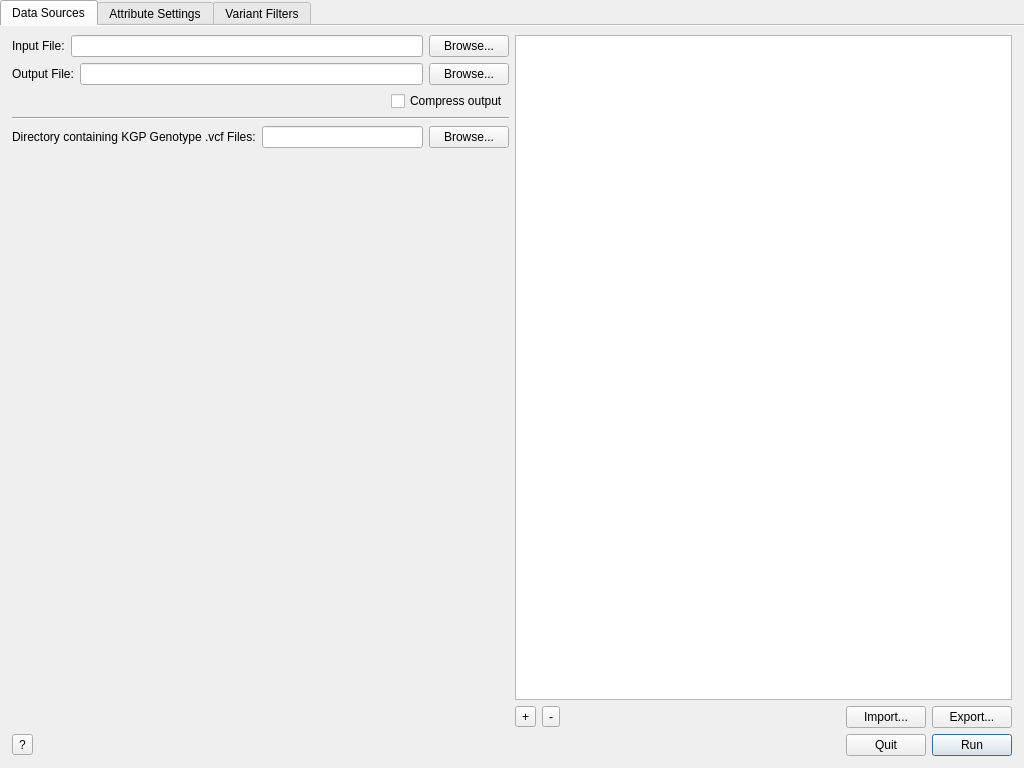
Qt form ui/Main.ui (alex-r-bigelow/genepi_ngs_scripts) before a commit.
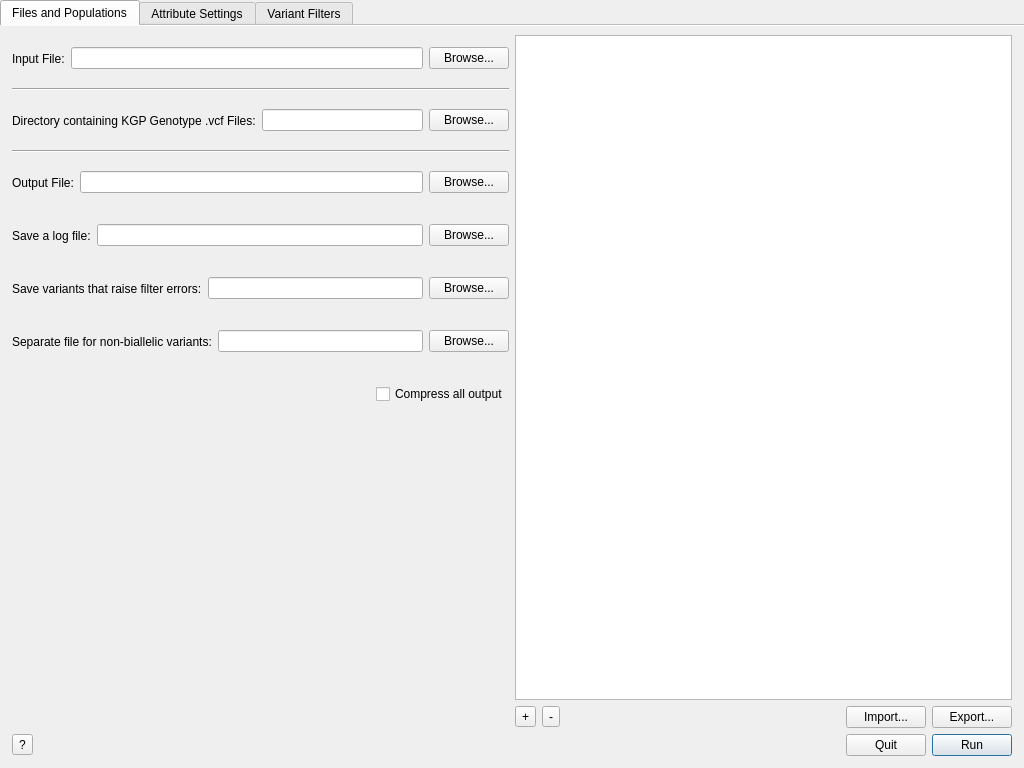
The same form after that commit. The open tabs and pages were chosen to show the change.

Diff of the .ui file:
```diff
--- a/ui/Main.ui
+++ b/ui/Main.ui
@@ -43,7 +43,7 @@
       <enum>QTabWidget::Rounded</enum>
      </property>
      <property name="currentIndex">
-      <number>1</number>
+      <number>0</number>
      </property>
      <property name="elideMode">
       <enum>Qt::ElideNone</enum>
@@ -53,7 +53,7 @@
      </property>
      <widget class="QWidget" name="tab">
       <attribute name="title">
-       <string>Data Sources</string>
+       <string>Files and Populations</string>
       </attribute>
       <layout class="QGridLayout" name="gridLayout_3">
        <property name="leftMargin">
@@ -66,7 +66,7 @@
         <number>0</number>
        </property>
        <item row="0" column="0">
-        <widget class="QWidget" name="" native="true">
+        <widget class="QWidget" name="widget" native="true">
          <layout class="QHBoxLayout" name="horizontalLayout">
           <property name="margin">
            <number>0</number>
@@ -95,8 +95,8 @@
          </layout>
         </widget>
        </item>
-       <item row="1" column="0">
-        <widget class="QWidget" name="" native="true">
+       <item row="4" column="0">
+        <widget class="QWidget" name="widget" native="true">
          <layout class="QHBoxLayout" name="horizontalLayout_16">
           <property name="margin">
            <number>0</number>
@@ -125,105 +125,42 @@
          </layout>
         </widget>
        </item>
-       <item row="2" column="0">
-        <widget class="QWidget" name="generalSettingsPanel_2" native="true">
-         <layout class="QGridLayout" name="gridLayout_4">
-          <property name="margin">
-           <number>0</number>
-          </property>
-          <item row="5" column="0">
-           <spacer name="horizontalSpacer_16">
-            <property name="orientation">
-             <enum>Qt::Horizontal</enum>
-            </property>
-            <property name="sizeHint" stdset="0">
-             <size>
-              <width>40</width>
-              <height>20</height>
-             </size>
-            </property>
-           </spacer>
-          </item>
-          <item row="5" column="1">
-           <widget class="QCheckBox" name="compressOutputCheckbox">
-            <property name="text">
-             <string>Compress output</string>
-            </property>
-           </widget>
-          </item>
-         </layout>
-        </widget>
-       </item>
-       <item row="3" column="0">
-        <widget class="Line" name="line">
-         <property name="orientation">
-          <enum>Qt::Horizontal</enum>
-         </property>
-        </widget>
-       </item>
-       <item row="4" column="0">
-        <widget class="QWidget" name="widget" native="true">
-         <property name="toolTip">
-          <string/>
-         </property>
-         <layout class="QHBoxLayout" name="horizontalLayout_18">
-          <property name="margin">
-           <number>0</number>
-          </property>
-          <item>
-           <widget class="QLabel" name="label_14">
-            <property name="text">
-             <string>Directory containing KGP Genotype .vcf Files:</string>
-            </property>
-           </widget>
-          </item>
-          <item>
-           <widget class="QLineEdit" name="outputPathField_2">
-            <property name="text">
-             <string/>
-            </property>
-            <property name="readOnly">
-             <bool>false</bool>
-            </property>
-           </widget>
-          </item>
-          <item>
-           <widget class="QPushButton" name="browseOutputButton_2">
-            <property name="text">
-             <string>Browse...</string>
-            </property>
-           </widget>
-          </item>
-         </layout>
-        </widget>
-       </item>
-       <item row="0" column="1" rowspan="6">
+       <item row="0" column="1" rowspan="15">
         <widget class="QTreeWidget" name="treeWidget">
+         <property name="selectionMode">
+          <enum>QAbstractItemView::MultiSelection</enum>
+         </property>
+         <property name="animated">
+          <bool>true</bool>
+         </property>
          <property name="headerHidden">
           <bool>true</bool>
          </property>
+         <property name="columnCount">
+          <number>2</number>
+         </property>
          <attribute name="headerDefaultSectionSize">
-          <number>200</number>
+          <number>300</number>
          </attribute>
          <attribute name="headerMinimumSectionSize">
-          <number>100</number>
+          <number>50</number>
          </attribute>
          <attribute name="headerStretchLastSection">
           <bool>true</bool>
          </attribute>
          <column>
           <property name="text">
-           <string> </string>
+           <string>Name</string>
           </property>
          </column>
          <column>
           <property name="text">
-           <string>  </string>
+           <string>Buttons</string>
           </property>
          </column>
         </widget>
        </item>
-       <item row="5" column="0">
+       <item row="9" column="0" rowspan="7">
         <spacer name="verticalSpacer">
          <property name="orientation">
           <enum>Qt::Vertical</enum>
@@ -236,20 +173,20 @@
          </property>
         </spacer>
        </item>
-       <item row="6" column="1">
+       <item row="15" column="1">
         <layout class="QHBoxLayout" name="horizontalLayout_2">
          <property name="topMargin">
           <number>0</number>
          </property>
          <item>
-          <widget class="QToolButton" name="toolButton_2">
+          <widget class="QToolButton" name="createPopulationButton">
            <property name="text">
             <string>+</string>
            </property>
           </widget>
          </item>
          <item>
-          <widget class="QToolButton" name="toolButton">
+          <widget class="QToolButton" name="removePopOrSampleButton">
            <property name="text">
             <string>-</string>
            </property>
@@ -269,14 +206,14 @@
           </spacer>
          </item>
          <item>
-          <widget class="QPushButton" name="pushButton">
+          <widget class="QPushButton" name="browsePopulationButton">
            <property name="text">
             <string>Import...</string>
            </property>
           </widget>
          </item>
          <item>
-          <widget class="QPushButton" name="pushButton_2">
+          <widget class="QPushButton" name="savePopulationButton">
            <property name="text">
             <string>Export...</string>
            </property>
@@ -284,6 +221,175 @@
          </item>
         </layout>
        </item>
+       <item row="3" column="0">
+        <widget class="Line" name="line_2">
+         <property name="orientation">
+          <enum>Qt::Horizontal</enum>
+         </property>
+        </widget>
+       </item>
+       <item row="7" column="0">
+        <widget class="QWidget" name="widget_2" native="true">
+         <layout class="QHBoxLayout" name="horizontalLayout_19">
+          <property name="margin">
+           <number>0</number>
+          </property>
+          <item>
+           <widget class="QLabel" name="label_10">
+            <property name="text">
+             <string>Separate file for non-biallelic variants:</string>
+            </property>
+           </widget>
+          </item>
+          <item>
+           <widget class="QLineEdit" name="nonBiallelicField">
+            <property name="readOnly">
+             <bool>true</bool>
+            </property>
+           </widget>
+          </item>
+          <item>
+           <widget class="QPushButton" name="browseNonBiallelicButton">
+            <property name="text">
+             <string>Browse...</string>
+            </property>
+           </widget>
+          </item>
+         </layout>
+        </widget>
+       </item>
+       <item row="2" column="0">
+        <widget class="QWidget" name="widget" native="true">
+         <property name="toolTip">
+          <string/>
+         </property>
+         <layout class="QHBoxLayout" name="horizontalLayout_18">
+          <property name="margin">
+           <number>0</number>
+          </property>
+          <item>
+           <widget class="QLabel" name="label_14">
+            <property name="text">
+             <string>Directory containing KGP Genotype .vcf Files:</string>
+            </property>
+           </widget>
+          </item>
+          <item>
+           <widget class="QLineEdit" name="kgpPathField">
+            <property name="text">
+             <string/>
+            </property>
+            <property name="readOnly">
+             <bool>true</bool>
+            </property>
+           </widget>
+          </item>
+          <item>
+           <widget class="QPushButton" name="browseKgpButton">
+            <property name="text">
+             <string>Browse...</string>
+            </property>
+           </widget>
+          </item>
+         </layout>
+        </widget>
+       </item>
+       <item row="1" column="0">
+        <widget class="Line" name="line">
+         <property name="orientation">
+          <enum>Qt::Horizontal</enum>
+         </property>
+        </widget>
+       </item>
+       <item row="5" column="0">
+        <widget class="QWidget" name="widget_4" native="true">
+         <layout class="QHBoxLayout" name="horizontalLayout_21">
+          <property name="margin">
+           <number>0</number>
+          </property>
+          <item>
+           <widget class="QLabel" name="label_4">
+            <property name="text">
+             <string>Save a log file:</string>
+            </property>
+           </widget>
+          </item>
+          <item>
+           <widget class="QLineEdit" name="logPathField">
+            <property name="readOnly">
+             <bool>true</bool>
+            </property>
+           </widget>
+          </item>
+          <item>
+           <widget class="QPushButton" name="browseLogButton">
+            <property name="text">
+             <string>Browse...</string>
+            </property>
+           </widget>
+          </item>
+         </layout>
+        </widget>
+       </item>
+       <item row="6" column="0">
+        <widget class="QWidget" name="widget_3" native="true">
+         <layout class="QHBoxLayout" name="horizontalLayout_20">
+          <property name="margin">
+           <number>0</number>
+          </property>
+          <item>
+           <widget class="QLabel" name="label_8">
+            <property name="text">
+             <string>Save variants that raise filter errors:</string>
+            </property>
+           </widget>
+          </item>
+          <item>
+           <widget class="QLineEdit" name="errorPathField">
+            <property name="readOnly">
+             <bool>true</bool>
+            </property>
+           </widget>
+          </item>
+          <item>
+           <widget class="QPushButton" name="browseErrorButton">
+            <property name="text">
+             <string>Browse...</string>
+            </property>
+           </widget>
+          </item>
+         </layout>
+        </widget>
+       </item>
+       <item row="8" column="0">
+        <widget class="QWidget" name="generalSettingsPanel_2" native="true">
+         <layout class="QGridLayout" name="gridLayout_4">
+          <property name="margin">
+           <number>0</number>
+          </property>
+          <item row="5" column="0">
+           <spacer name="horizontalSpacer_16">
+            <property name="orientation">
+             <enum>Qt::Horizontal</enum>
+            </property>
+            <property name="sizeHint" stdset="0">
+             <size>
+              <width>40</width>
+              <height>20</height>
+             </size>
+            </property>
+           </spacer>
+          </item>
+          <item row="5" column="1">
+           <widget class="QCheckBox" name="compressOutputCheckbox">
+            <property name="text">
+             <string>Compress all output</string>
+            </property>
+           </widget>
+          </item>
+         </layout>
+        </widget>
+       </item>
       </layout>
      </widget>
      <widget class="QWidget" name="tab_3">
@@ -422,7 +528,16 @@
               </widget>
              </item>
              <item>
-              <widget class="QComboBox" name="comboBox"/>
+              <widget class="QComboBox" name="functionComboBox">
+               <property name="duplicatesEnabled">
+                <bool>true</bool>
+               </property>
+               <item>
+                <property name="text">
+                 <string>Select...</string>
+                </property>
+               </item>
+              </widget>
              </item>
              <item>
               <widget class="QLabel" name="label_7">
@@ -432,7 +547,16 @@
               </widget>
              </item>
              <item>
-              <widget class="QComboBox" name="comboBox_2"/>
+              <widget class="QComboBox" name="targetPopComboBox">
+               <property name="duplicatesEnabled">
+                <bool>true</bool>
+               </property>
+               <item>
+                <property name="text">
+                 <string>Select...</string>
+                </property>
+               </item>
+              </widget>
              </item>
              <item>
               <widget class="QLabel" name="label_15">
@@ -464,7 +588,7 @@
               <number>0</number>
              </property>
              <item row="0" column="0" colspan="2">
-              <widget class="QRadioButton" name="radioButton_3">
+              <widget class="QRadioButton" name="alleleReorderRadioButton">
                <property name="text">
                 <string>Order per-allele values by</string>
                </property>
@@ -501,31 +625,33 @@
               </spacer>
              </item>
              <item row="1" column="1" colspan="6">
-              <widget class="QCheckBox" name="checkBox">
+              <widget class="QCheckBox" name="revertToRefAltCheckBox">
                <property name="text">
-                <string>Revert to REF/ALT allele order when %s has no data</string>
+                <string>Revert to REF/ALT allele order when this has no data</string>
                </property>
                <property name="checked">
                 <bool>false</bool>
                </property>
               </widget>
              </item>
-             <item row="2" column="1" colspan="6">
-              <widget class="QCheckBox" name="checkBox_2">
-               <property name="text">
-                <string>Force biallelic; only include least and most frequent allele</string>
-               </property>
-              </widget>
-             </item>
-             <item row="3" column="0" colspan="7">
-              <widget class="QRadioButton" name="radioButton_4">
+             <item row="2" column="0" colspan="7">
+              <widget class="QRadioButton" name="alleleVcfOrderRadioButton">
                <property name="text">
                 <string>Order per-allele values by ALT (follows .vcf convention and does not calculate for REF)</string>
                </property>
               </widget>
              </item>
              <item row="0" column="4">
-              <widget class="QComboBox" name="comboBox_3"/>
+              <widget class="QComboBox" name="backPopComboBox">
+               <property name="duplicatesEnabled">
+                <bool>true</bool>
+               </property>
+               <item>
+                <property name="text">
+                 <string>Select...</string>
+                </property>
+               </item>
+              </widget>
              </item>
              <item row="0" column="2">
               <widget class="QWidget" name="verticalWidget" native="true">
@@ -534,7 +660,7 @@
                  <number>1</number>
                 </property>
                 <item>
-                 <widget class="QRadioButton" name="radioButton">
+                 <widget class="QRadioButton" name="ascendingRadioButton">
                   <property name="text">
                    <string>Ascending</string>
                   </property>
@@ -544,7 +670,7 @@
                  </widget>
                 </item>
                 <item>
-                 <widget class="QRadioButton" name="radioButton_2">
+                 <widget class="QRadioButton" name="descendingRadioButton">
                   <property name="text">
                    <string>Descending</string>
                   </property>
@@ -556,6 +682,19 @@
                </layout>
               </widget>
              </item>
+             <item row="1" column="0">
+              <spacer name="horizontalSpacer_8">
+               <property name="orientation">
+                <enum>Qt::Horizontal</enum>
+               </property>
+               <property name="sizeHint" stdset="0">
+                <size>
+                 <width>40</width>
+                 <height>20</height>
+                </size>
+               </property>
+              </spacer>
+             </item>
             </layout>
            </widget>
           </item>
@@ -579,7 +718,7 @@
               </spacer>
              </item>
              <item>
-              <widget class="QPushButton" name="pushButton_3">
+              <widget class="QPushButton" name="createAttributeButton">
                <property name="text">
                 <string>Add</string>
                </property>
@@ -600,7 +739,7 @@
           <item>
            <layout class="QHBoxLayout" name="horizontalLayout_6">
             <item>
-             <widget class="QLineEdit" name="lineEdit"/>
+             <widget class="QLineEdit" name="csvPathField"/>
             </item>
             <item>
              <widget class="QPushButton" name="browseCsvButton">
@@ -688,7 +827,7 @@
           <item>
            <layout class="QHBoxLayout" name="horizontalLayout_7">
             <item>
-             <widget class="QLineEdit" name="lineEdit_2"/>
+             <widget class="QLineEdit" name="bedPathField"/>
             </item>
             <item>
              <widget class="QPushButton" name="browseBedButton">
@@ -858,7 +997,13 @@
                </widget>
               </item>
               <item>
-               <widget class="QComboBox" name="comboBox_5"/>
+               <widget class="QComboBox" name="presetFiltersComboBox">
+                <item>
+                 <property name="text">
+                  <string>Change all text to...</string>
+                 </property>
+                </item>
+               </widget>
               </item>
               <item>
                <spacer name="horizontalSpacer_29">
@@ -881,7 +1026,16 @@
                </widget>
               </item>
               <item>
-               <widget class="QComboBox" name="allAttributeComboBox_2"/>
+               <widget class="QComboBox" name="allAttributeComboBox">
+                <property name="duplicatesEnabled">
+                 <bool>true</bool>
+                </property>
+                <item>
+                 <property name="text">
+                  <string>Paste...</string>
+                 </property>
+                </item>
+               </widget>
               </item>
              </layout>
             </item>
```
